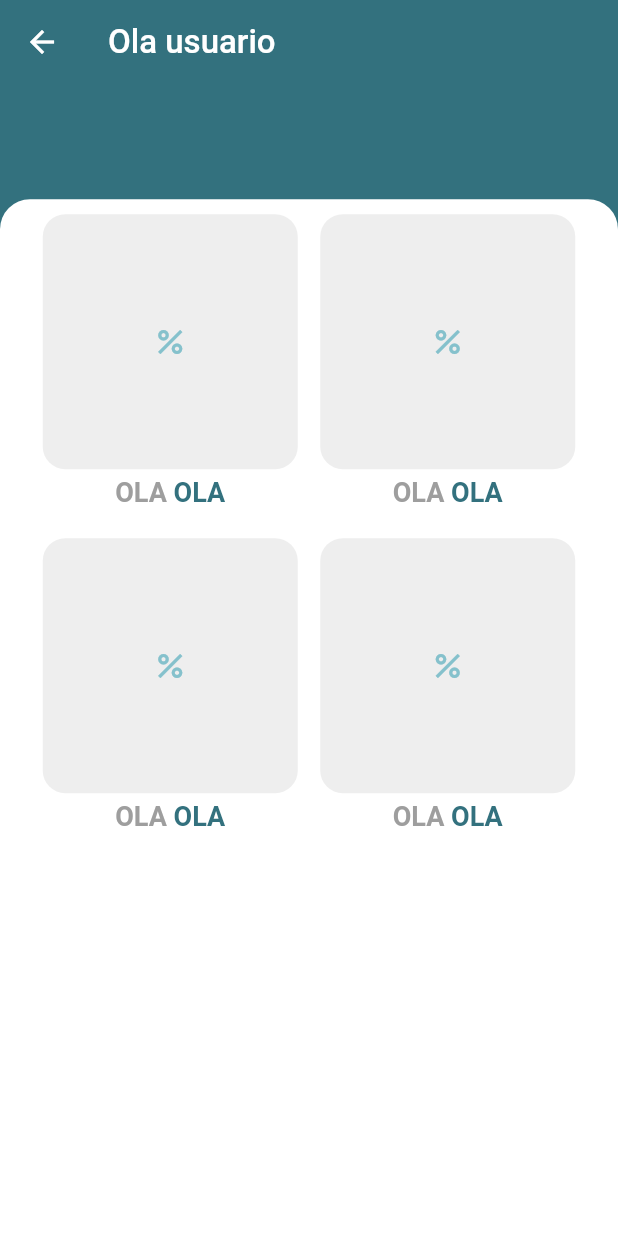
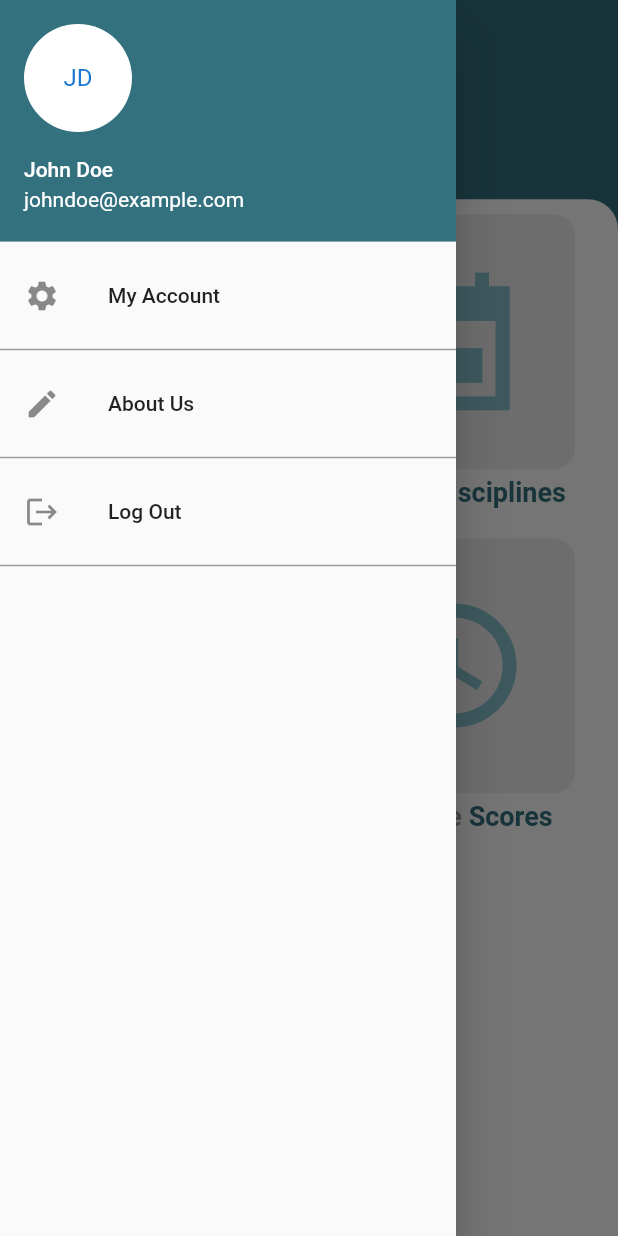
Before and after one commit to RegisSalesRA/django_flutter_college, a Flutter app: the HomeScreen screen opened by its route, with the side drawer open (before the commit the screen has no drawer), on a phone screen of 412 x 824 dp. Run offline on Flutter 3.47's test engine with Material 2 defaults, Android fonts, the phone set to English and light mode, and no system bars.

Commit message:
Drawer and home screen

```diff
--- a/client_flutter/lib/presentation/home/home_screen.dart
+++ b/client_flutter/lib/presentation/home/home_screen.dart
@@ -1,4 +1,5 @@
 import 'package:client_flutter/presentation/common/grid_widget.dart';
+import 'package:client_flutter/presentation/home/widgets/drawer.dart';
 import 'package:flutter/material.dart';
 
 import '../../app/colors/colors.dart';
@@ -15,10 +16,12 @@ class _HomeScreenState extends State<HomeScreen> {
   @override
   Widget build(BuildContext context) {
     return Scaffold(
+      drawer: const DrawerWidget(),
       appBar: AppBar(
           backgroundColor: ColorsTheme.secondaryColor,
           elevation: 0,
-          title: const Text("Ola usuario")),
+          centerTitle: true,
+          title: const Text("Home Screen")),
       body: Container(
         height: MediaQuerySize.heigthSizeCustom(context),
         decoration: const BoxDecoration(
@@ -40,19 +43,25 @@ class _HomeScreenState extends State<HomeScreen> {
                 crossAxisAlignment: CrossAxisAlignment.center,
                 children: [
                   GridComponent(
-                    icon: const Icon(Icons.percent),
+                    icon: const Icon(
+                      Icons.event_available_sharp,
+                      size: 110,
+                    ),
                     voidCall: () {},
-                    text_1: "OLA",
-                    text_2: "OLA",
+                    text_1: "Current",
+                    text_2: "Disciplines",
                   ),
                   const SizedBox(
                     width: 15,
                   ),
                   GridComponent(
-                    icon: const Icon(Icons.percent),
+                    icon: const Icon(
+                      Icons.event_sharp,
+                      size: 110,
+                    ),
                     voidCall: () {},
-                    text_1: "OLA",
-                    text_2: "OLA",
+                    text_1: "Avalible",
+                    text_2: "Disciplines",
                   ),
                 ],
               ),
@@ -64,19 +73,25 @@ class _HomeScreenState extends State<HomeScreen> {
                 crossAxisAlignment: CrossAxisAlignment.center,
                 children: [
                   GridComponent(
-                    icon: const Icon(Icons.percent),
+                    icon: const Icon(
+                      Icons.event_busy_outlined,
+                      size: 110,
+                    ),
                     voidCall: () {},
-                    text_1: "OLA",
-                    text_2: "OLA",
+                    text_1: "Remove",
+                    text_2: "Discipline",
                   ),
                   const SizedBox(
                     width: 15,
                   ),
                   GridComponent(
-                    icon: const Icon(Icons.percent),
+                    icon: const Icon(
+                      Icons.history,
+                      size: 110,
+                    ),
                     voidCall: () {},
-                    text_1: "OLA",
-                    text_2: "OLA",
+                    text_1: "Discipline",
+                    text_2: "Scores",
                   ),
                 ],
               ),
--- /dev/null
+++ b/client_flutter/lib/presentation/home/widgets/drawer.dart
@@ -0,0 +1,60 @@
+import 'package:flutter/material.dart';
+
+import '../../../app/routes/routes.dart';
+
+class DrawerWidget extends StatelessWidget {
+  const DrawerWidget({
+    Key? key,
+  }) : super(key: key);
+
+  @override
+  Widget build(BuildContext context) {
+    return Drawer(
+      child: ListView(
+        children: [
+          Column(
+            children: [
+              const UserAccountsDrawerHeader(
+                accountName: Text('John Doe'),
+                accountEmail: Text('johndoe@example.com'),
+                currentAccountPicture: CircleAvatar(
+                  backgroundColor: Colors.white,
+                  child: Text('JD'),
+                ),
+              ),
+              ListTile(
+                leading: const Icon(Icons.settings),
+                title: const Text('My Account'),
+                onTap: () {},
+              ),
+              const Divider(
+                thickness: 1,
+                color: Colors.grey,
+              ),
+              ListTile(
+                leading: const Icon(Icons.edit),
+                title: const Text('About Us'),
+                onTap: () {},
+              ),
+              const Divider(
+                thickness: 1,
+                color: Colors.grey,
+              ),
+              ListTile(
+                leading: const Icon(Icons.logout),
+                title: const Text('Log Out'),
+                onTap: () async {
+                  await Navigator.pushReplacementNamed(context, Routes.initial);
+                },
+              ),
+              const Divider(
+                thickness: 1,
+                color: Colors.grey,
+              ),
+            ],
+          ),
+        ],
+      ),
+    );
+  }
+}
--- a/client_flutter/lib/presentation/login/login.dart
+++ b/client_flutter/lib/presentation/login/login.dart
@@ -31,8 +31,6 @@ class _LoginState extends State<Login> {
           padding: const EdgeInsets.symmetric(vertical: 5, horizontal: 15),
           child: SingleChildScrollView(
             child: Column(children: [
-              Column(
-                children: [
               Container(
                 height: 200,
                 width: double.infinity,
@@ -45,8 +43,6 @@ class _LoginState extends State<Login> {
                     fit: BoxFit.cover,
                   ),
                 ),
-                  ),
-                ],
               ),
               Column(
                 children: [
```
Lines whose indentation alone changed are shown as unchanged.
